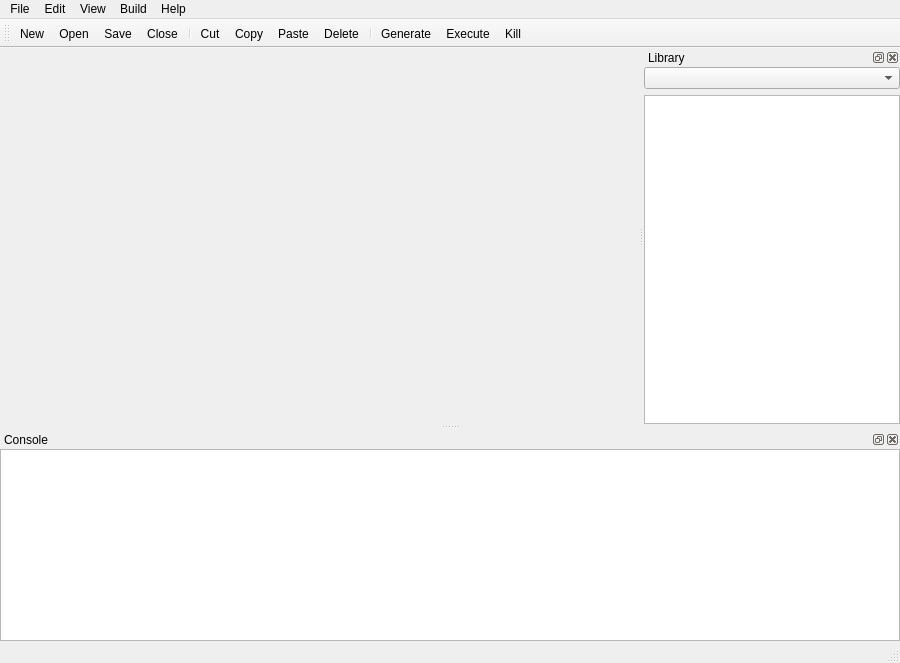
Above: grc/qtgui/MainWindow.ui from skoslowski/gnuradio before the change. Below: the same form after it.
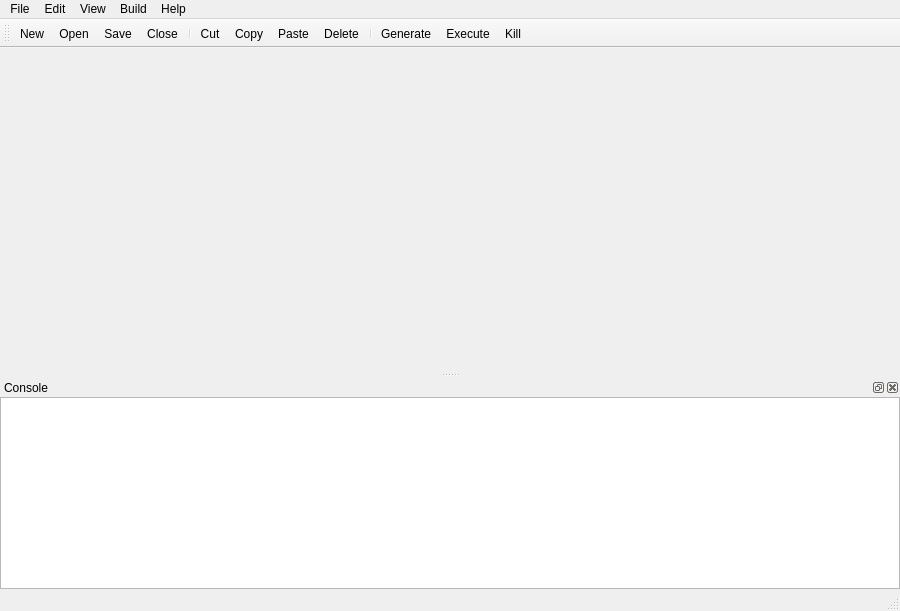
That is the form after the change. Icons and pictures are not drawn.

Commit message: Block library widget, drag&drop

The edit to the form file:
```diff
--- a/grc/qtgui/MainWindow.ui
+++ b/grc/qtgui/MainWindow.ui
@@ -7,7 +7,7 @@
     <x>0</x>
     <y>0</y>
     <width>900</width>
-    <height>663</height>
+    <height>611</height>
    </rect>
   </property>
   <property name="windowTitle">
@@ -141,50 +141,14 @@
    <addaction name="actionExecute"/>
    <addaction name="actionKill"/>
   </widget>
-  <widget class="QDockWidget" name="libraryDock">
-   <property name="windowTitle">
-    <string>Library</string>
-   </property>
-   <attribute name="dockWidgetArea">
-    <number>2</number>
-   </attribute>
-   <widget class="QWidget" name="libraryContents">
-    <property name="baseSize">
-     <size>
-      <width>0</width>
-      <height>0</height>
-     </size>
-    </property>
-    <layout class="QVBoxLayout" name="verticalLayout">
-     <property name="margin">
-      <number>0</number>
-     </property>
-     <item>
-      <widget class="QComboBox" name="searchBox"/>
-     </item>
-     <item>
-      <widget class="QTreeWidget" name="blockTree">
-       <attribute name="headerVisible">
-        <bool>false</bool>
-       </attribute>
-       <column>
-        <property name="text">
-         <string notr="true">1</string>
-        </property>
-       </column>
-      </widget>
-     </item>
-    </layout>
-   </widget>
-  </widget>
-  <widget class="QDockWidget" name="consoleDock">
+  <widget class="QDockWidget" name="reportDock">
    <property name="windowTitle">
     <string>Console</string>
    </property>
    <attribute name="dockWidgetArea">
     <number>8</number>
    </attribute>
-   <widget class="QWidget" name="consoleContents">
+   <widget class="QWidget" name="reportContents">
     <layout class="QHBoxLayout" name="horizontalLayout_2">
      <property name="margin">
       <number>0</number>
```
Left out of the diff: 28 changed lines with no effect on the pictures. The commit also changes 6 other files.
